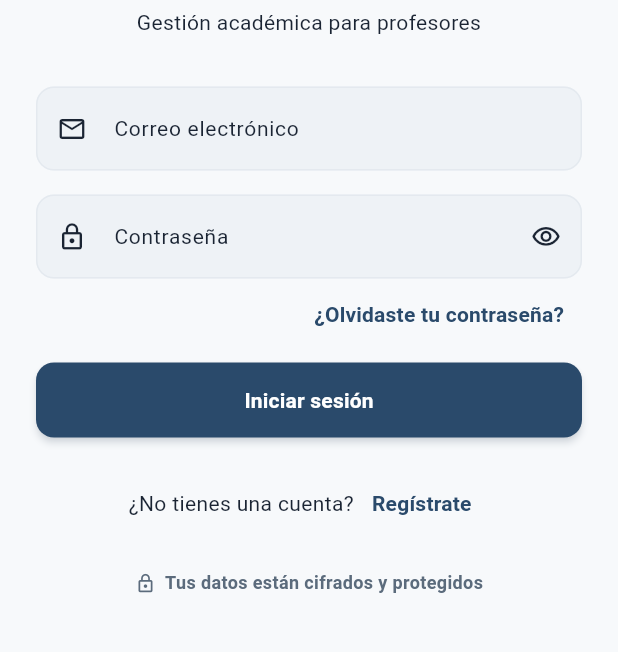
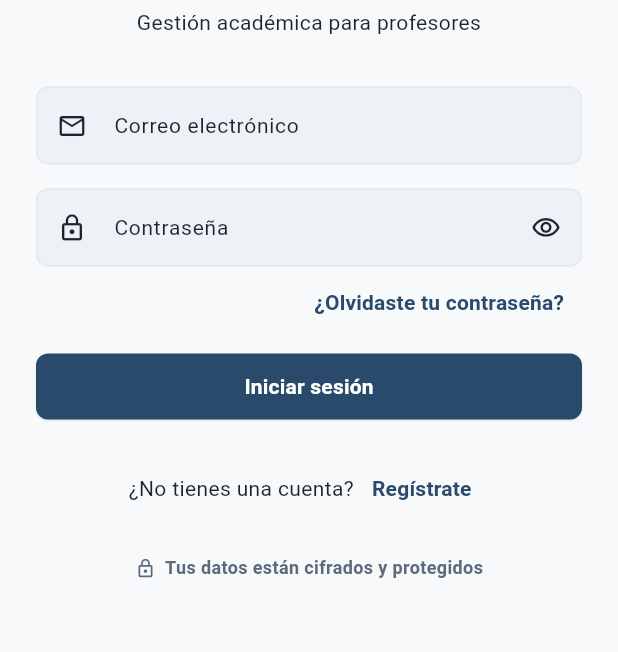
Before and after one commit to joan566/EduSystemFrontend, a Flutter app: the screen it shows after launch, on a phone screen of 412 x 824 dp, the part 263-915 px from its top. Run offline on Flutter 3.47's test engine with Material 3 defaults, Android fonts, the phone set to English and light mode, and no system bars; our stand-ins replace dio, file_picker, flutter_secure_storage, go_router, image_picker; missing offline and left inert: desktop_drop, file_saver; accounts and stored records are empty.

Commit message:
redesign(theme): Stripe/Vercel-style density and depth pass
User-confirmed direction (Stripe Dashboard / Vercel) and explicit
permission to touch shared component polish — shadows, radius,
spacing, motion — even though this also reskins the exams area
(colors are unchanged, so its brand identity holds; only depth/density
shift). Colors themselves are untouched.

core/theme:
- Card/dialog/bottom-sheet/nav-indicator border radius reduced
  (14->10, 18->12, 20->16, 10/14->8/10) for a crisper, more
  "engineered" look instead of soft/rounded.
- Card elevation dropped to 1 with a fully-opaque 1px border doing
  the separation work, instead of elevation 3 with a 70%-alpha
  border — shadows are now a barely-there accent, not the primary
  depth cue.
- Button elevation curve flattened (hover 6->2, base 2->0.5, pressed
  ->0), padding tightened, radius 12->8. Outlined buttons use a
  neutral border instead of a primary-tinted one.
- DataTable rows tightened to ~44-48px (was Material's ~56px
  default) for a denser, data-forward table.
- Shadow alpha values in AppColors lowered ~35% across the board.

core/widgets:
- AppCard and AppListTile now brighten their border on hover
  (desktop/web) when interactive — a hover cue that didn't exist
  before, common in Stripe/Vercel-style interfaces.
- AppDataTable rows highlight on hover when clickable.

Verified: flutter analyze (25 pre-existing infos, 0 new) and flutter
test (18/18 pass) both clean after this pass.

Co-Authored-By: Claude Sonnet 5 <noreply@anthropic.com>

```diff
--- a/lib/core/theme/app_colors.dart
+++ b/lib/core/theme/app_colors.dart
@@ -47,9 +47,11 @@ class AppColors {
   static const List<Color> brandGradientDark = [Color(0xFF060B14), primaryDark];
 
   // Elevation shadows, tinted with the brand navy instead of pure black so
-  // depth reads as "premium" rather than muddy. Alpha is intentionally low —
-  // these are meant to be barely-there separation cues.
-  static const Color shadowSoft = Color(0x14122036); // ~8% navy
-  static const Color shadowMedium = Color(0x22122036); // ~13% navy
-  static const Color shadowStrong = Color(0x38122036); // ~22% navy
+  // depth reads as "premium" rather than muddy. Alpha is intentionally low
+  // and biased flat/crisp (Stripe/Vercel-style: separation comes mostly
+  // from a defined 1px border, shadow is a barely-there accent, not the
+  // primary depth cue) rather than soft/diffuse.
+  static const Color shadowSoft = Color(0x0D122036); // ~5% navy
+  static const Color shadowMedium = Color(0x18122036); // ~9% navy
+  static const Color shadowStrong = Color(0x30122036); // ~19% navy
 }
--- a/lib/core/theme/app_theme.dart
+++ b/lib/core/theme/app_theme.dart
@@ -65,7 +65,7 @@ class AppTheme {
 
     OutlineInputBorder border(Color color, {double width = 1}) =>
         OutlineInputBorder(
-          borderRadius: BorderRadius.circular(12),
+          borderRadius: BorderRadius.circular(8),
           borderSide: BorderSide(color: color, width: width),
         );
 
@@ -89,17 +89,18 @@ class AppTheme {
         centerTitle: false,
       ),
 
+      // Stripe/Vercel-style separation: a crisp, fully-opaque 1px border
+      // does most of the work; the shadow is a barely-there accent rather
+      // than the primary depth cue (was elevation 3 / 70%-alpha border).
       cardTheme: CardThemeData(
         color: colorScheme.surface,
-        elevation: isDark ? 0 : 3,
+        elevation: isDark ? 0 : 1,
         shadowColor: shadowColor,
         surfaceTintColor: Colors.transparent,
         margin: EdgeInsets.zero,
         shape: RoundedRectangleBorder(
-          borderRadius: BorderRadius.circular(14),
-          side: BorderSide(
-            color: borderColor.withValues(alpha: isDark ? 1 : 0.7),
-          ),
+          borderRadius: BorderRadius.circular(10),
+          side: BorderSide(color: borderColor),
         ),
       ),
 
@@ -117,38 +118,36 @@ class AppTheme {
             }
             return colorScheme.onPrimary;
           }),
+          // Flatter elevation curve — Stripe/Vercel buttons barely lift.
           elevation: WidgetStateProperty.resolveWith((states) {
             if (states.contains(WidgetState.disabled)) return 0;
-            if (states.contains(WidgetState.pressed)) return 1.0;
-            if (states.contains(WidgetState.hovered)) return 6.0;
-            return 2.0;
+            if (states.contains(WidgetState.pressed)) return 0;
+            if (states.contains(WidgetState.hovered)) return 2.0;
+            return 0.5;
           }),
           shadowColor: WidgetStatePropertyAll(
-            isDark ? Colors.black : colorScheme.primary.withValues(alpha: 0.32),
+            isDark ? Colors.black : colorScheme.primary.withValues(alpha: 0.24),
           ),
           padding: const WidgetStatePropertyAll(
-            EdgeInsets.symmetric(horizontal: 22, vertical: 16),
+            EdgeInsets.symmetric(horizontal: 18, vertical: 13),
           ),
           shape: const WidgetStatePropertyAll(
             RoundedRectangleBorder(
-              borderRadius: BorderRadius.all(Radius.circular(12)),
+              borderRadius: BorderRadius.all(Radius.circular(8)),
             ),
           ),
           textStyle: WidgetStatePropertyAll(textTheme.labelLarge),
-          animationDuration: const Duration(milliseconds: 150),
+          animationDuration: const Duration(milliseconds: 120),
         ),
       ),
 
       outlinedButtonTheme: OutlinedButtonThemeData(
         style: OutlinedButton.styleFrom(
           foregroundColor: colorScheme.primary,
-          side: BorderSide(
-            color: colorScheme.primary.withValues(alpha: 0.4),
-            width: 1.4,
-          ),
-          padding: const EdgeInsets.symmetric(horizontal: 22, vertical: 16),
+          side: BorderSide(color: borderColor, width: 1),
+          padding: const EdgeInsets.symmetric(horizontal: 18, vertical: 13),
           shape: RoundedRectangleBorder(
-            borderRadius: BorderRadius.circular(12),
+            borderRadius: BorderRadius.circular(8),
           ),
           textStyle: textTheme.labelLarge,
         ),
@@ -159,7 +158,7 @@ class AppTheme {
           foregroundColor: colorScheme.primary,
           padding: const EdgeInsets.symmetric(horizontal: 12, vertical: 10),
           shape: RoundedRectangleBorder(
-            borderRadius: BorderRadius.circular(10),
+            borderRadius: BorderRadius.circular(8),
           ),
           textStyle: textTheme.labelLarge,
         ),
@@ -173,8 +172,8 @@ class AppTheme {
         filled: true,
         fillColor: isDark ? AppColors.surfaceMutedDark : AppColors.surfaceMuted,
         contentPadding: const EdgeInsets.symmetric(
-          horizontal: 16,
-          vertical: 16,
+          horizontal: 14,
+          vertical: 14,
         ),
         border: border(Colors.transparent),
         enabledBorder: border(borderColor.withValues(alpha: isDark ? 1 : 0.8)),
@@ -196,7 +195,7 @@ class AppTheme {
             ? AppColors.surfaceMutedDark
             : AppColors.surfaceMuted,
         labelStyle: textTheme.labelMedium,
-        padding: const EdgeInsets.symmetric(horizontal: 12, vertical: 6),
+        padding: const EdgeInsets.symmetric(horizontal: 10, vertical: 5),
         side: BorderSide.none,
         shape: const StadiumBorder(),
       ),
@@ -204,9 +203,12 @@ class AppTheme {
       dialogTheme: DialogThemeData(
         backgroundColor: colorScheme.surface,
         surfaceTintColor: Colors.transparent,
-        elevation: 8,
+        elevation: 4,
         shadowColor: shadowColor,
-        shape: RoundedRectangleBorder(borderRadius: BorderRadius.circular(18)),
+        shape: RoundedRectangleBorder(
+          borderRadius: BorderRadius.circular(12),
+          side: BorderSide(color: borderColor),
+        ),
         titleTextStyle: textTheme.titleLarge,
         contentTextStyle: textTheme.bodyMedium,
       ),
@@ -214,10 +216,10 @@ class AppTheme {
       bottomSheetTheme: BottomSheetThemeData(
         backgroundColor: colorScheme.surface,
         surfaceTintColor: Colors.transparent,
-        elevation: 8,
+        elevation: 4,
         shadowColor: shadowColor,
         shape: const RoundedRectangleBorder(
-          borderRadius: BorderRadius.vertical(top: Radius.circular(20)),
+          borderRadius: BorderRadius.vertical(top: Radius.circular(16)),
         ),
         showDragHandle: true,
       ),
@@ -226,7 +228,7 @@ class AppTheme {
         backgroundColor: colorScheme.surface,
         indicatorColor: colorScheme.primary.withValues(alpha: 0.12),
         indicatorShape: RoundedRectangleBorder(
-          borderRadius: BorderRadius.circular(10),
+          borderRadius: BorderRadius.circular(8),
         ),
         selectedIconTheme: IconThemeData(color: colorScheme.primary),
         selectedLabelTextStyle: textTheme.labelMedium?.copyWith(
@@ -242,10 +244,10 @@ class AppTheme {
         backgroundColor: colorScheme.surface,
         indicatorColor: colorScheme.primary.withValues(alpha: 0.12),
         indicatorShape: RoundedRectangleBorder(
-          borderRadius: BorderRadius.circular(14),
+          borderRadius: BorderRadius.circular(10),
         ),
         surfaceTintColor: Colors.transparent,
-        elevation: 12,
+        elevation: 4,
         shadowColor: shadowColor,
         height: 68,
         labelTextStyle: WidgetStateProperty.resolveWith((states) {
@@ -257,13 +259,18 @@ class AppTheme {
         }),
       ),
 
+      // Denser rows (Stripe/Vercel-style data-forward tables) than Material's
+      // ~56px default — more rows visible without scrolling.
       dataTableTheme: DataTableThemeData(
         headingRowColor: WidgetStatePropertyAll(
           isDark ? AppColors.surfaceMutedDark : AppColors.surfaceMuted,
         ),
+        headingRowHeight: 44,
         headingTextStyle: textTheme.labelMedium?.copyWith(
           color: colorScheme.onSurface,
         ),
+        dataRowMinHeight: 44,
+        dataRowMaxHeight: 48,
         dataTextStyle: textTheme.bodyMedium,
         dividerThickness: 1,
       ),
```
Also changed, not shown: lib/core/widgets/app_card.dart (+50 -7 lines), lib/core/widgets/app_data_table.dart (+14 -1 lines), lib/core/widgets/app_list_tile.dart (+43 -13 lines).
